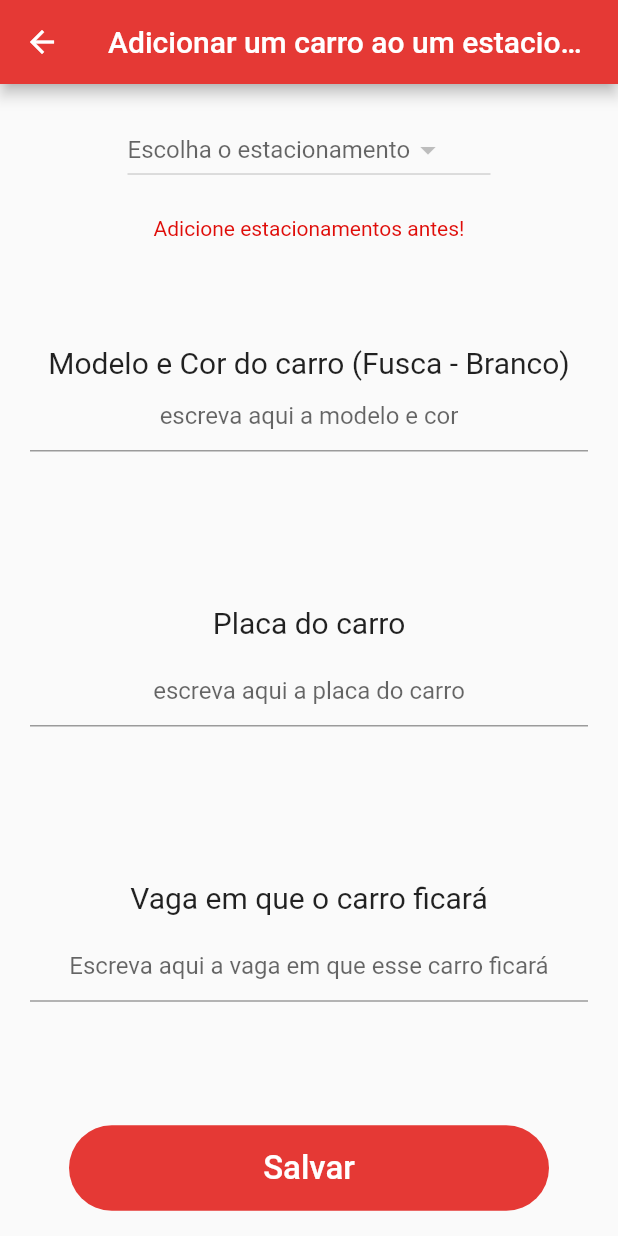
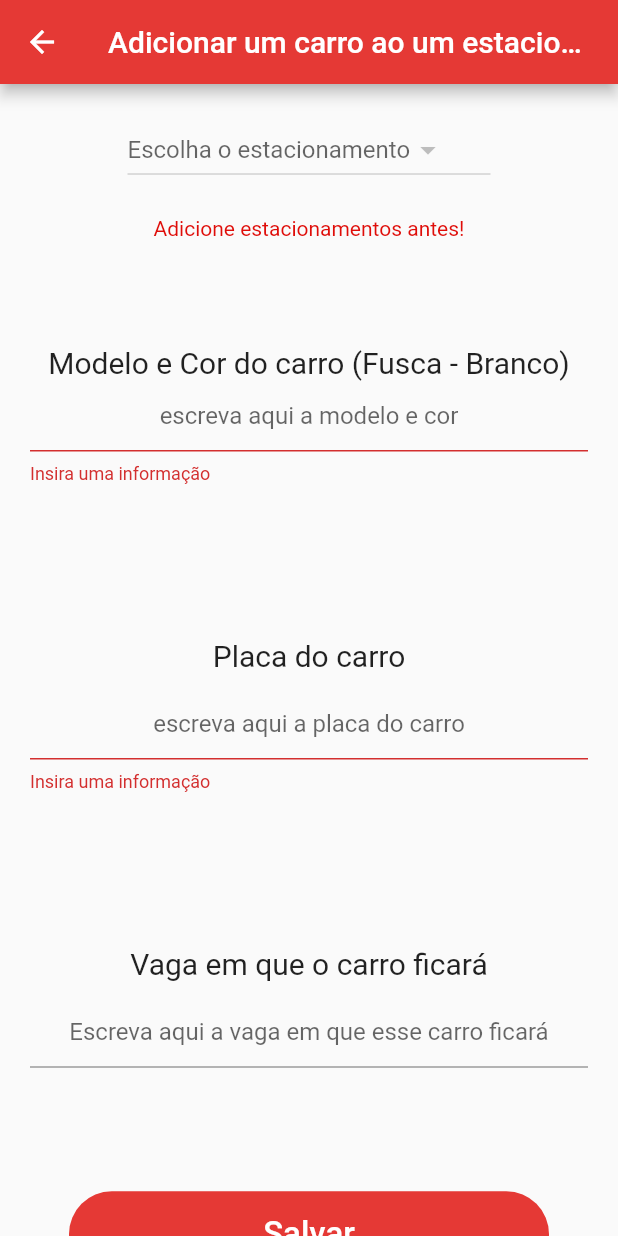
Before and after one commit to Thauanny/parking_manager, a Flutter app: the AddCarPage screen opened directly, after a tap on "Salvar", on a phone screen of 412 x 824 dp. Run offline on Flutter 3.47's test engine with Material 2 defaults, Android fonts, the light colour scheme and no system bars; our stand-ins replace bloc, flutter_bloc, shared_preferences; accounts and stored records are empty.

Commit message:
refactoring/text-field-input

```diff
--- a/parking_manager/lib/app/bloc/app_bloc.dart
+++ b/parking_manager/lib/app/bloc/app_bloc.dart
@@ -76,7 +76,6 @@ class AppBloc extends Bloc<AppEvent, AppState> {
 
         yield RemoveCarFromParkingRemoved();
       } catch (e) {
-        print(e);
         yield RemoveCarFromParkingError();
       }
     } else if (event is RemoveParking) {
--- a/parking_manager/lib/app/config/shared_preferences_config.dart
+++ b/parking_manager/lib/app/config/shared_preferences_config.dart
@@ -43,7 +43,6 @@ class SharedPreferencesConfig extends AppBloc {
   }
 
   void setHistoryAndParkings(String type) async {
-    try {
     switch (type) {
       case 'history':
         await _prefs!.setString('history', Car.encode(history)!);
@@ -54,9 +53,6 @@ class SharedPreferencesConfig extends AppBloc {
     }
 
     await _readHistoryAndParking();
-    } catch (e) {
-      print(e);
-    }
   }
 
   void setCarsInParkings() {
--- a/parking_manager/lib/app/features/add_car/add_car_page.dart
+++ b/parking_manager/lib/app/features/add_car/add_car_page.dart
@@ -22,7 +22,7 @@ class _AddCarPageState extends State<AddCarPage> {
     return Scaffold(
         appBar: AppBar(
           backgroundColor: mainColor,
-          title: Text('Adicionar um carro ao um estacionamento'),
+          title: const Text('Adicionar um carro ao um estacionamento'),
         ),
         body: WillPopScope(
           onWillPop: () {
--- a/parking_manager/lib/app/features/add_parking/model/parking.dart
+++ b/parking_manager/lib/app/features/add_parking/model/parking.dart
@@ -29,7 +29,6 @@ class Parking {
           .map<Map<String?, dynamic>>((parking) => parking!.toMap(parking))
           .toList());
     } catch (e) {
-      print(e);
       return '';
     }
   }
--- a/parking_manager/lib/app/features/history/history_page.dart
+++ b/parking_manager/lib/app/features/history/history_page.dart
@@ -3,7 +3,6 @@ import 'package:flutter_bloc/flutter_bloc.dart';
 import 'package:parking_manager/app/bloc/app_bloc.dart';
 import 'package:parking_manager/app/config/colors.dart';
 import 'package:parking_manager/app/features/add_car/model/cars.dart';
-import 'package:parking_manager/app/features/add_parking/model/parking.dart';
 
 import '../../utils/date_time_format.dart';
 
--- a/parking_manager/lib/app/features/home/home_page.dart
+++ b/parking_manager/lib/app/features/home/home_page.dart
@@ -8,7 +8,6 @@ import '../../config/colors.dart';
 import '../add_parking/add_parking_provider.dart';
 import '../history/history_provider.dart';
 import '../parking/parking_select/parking_select_provider.dart';
-import '../parking/parking_space/parking_space_provider.dart';
 
 class HomePage extends StatefulWidget {
   const HomePage({Key? key}) : super(key: key);
--- a/parking_manager/lib/app/shared/text_form_field_custom.dart
+++ b/parking_manager/lib/app/shared/text_form_field_custom.dart
@@ -6,7 +6,10 @@ import '../bloc/app_bloc.dart';
 import '../config/colors.dart';
 import '../features/add_car/model/cars.dart';
 import '../utils/enum_type_operation_form.dart';
+import '../utils/enum_value_text_option.dart';
+import '../utils/is_parking_space_free.dart';
 
+// ignore: must_be_immutable
 class TextFormFielDCustom extends StatefulWidget {
   final String hintText1;
   final String hintText2;
@@ -18,8 +21,8 @@ class TextFormFielDCustom extends StatefulWidget {
   TypeOperationForm option;
   String? title3;
   String? hintText3;
-  TextFormFielDCustom(
-      {this.value,
+  TextFormFielDCustom({
+    this.value,
     required this.keyboardTypes,
     required this.hintText1,
     required this.hintText2,
@@ -28,7 +31,8 @@ class TextFormFielDCustom extends StatefulWidget {
     required this.listNanme,
     required this.option,
     this.title3,
-      this.hintText3});
+    this.hintText3,
+  });
 
   @override
   _TextFormFielDCustomState createState() => _TextFormFielDCustomState();
@@ -43,6 +47,7 @@ class _TextFormFielDCustomState extends State<TextFormFielDCustom> {
   void initState() {
     final appBloc = BlocProvider.of<AppBloc>(context);
     appBloc.add(MakeAddInital());
+    super.initState();
   }
 
   @override
@@ -126,7 +131,7 @@ class _TextFormFielDCustomState extends State<TextFormFielDCustom> {
                     _textFormField(
                         hintText: widget.hintText1,
                         textInputType: widget.keyboardTypes.elementAt(0),
-                        valueTextOption: 'first'),
+                        valueTextOption: ValueTextOption.first),
                     SizedBox(
                       height: MediaQuery.of(context).size.height / 10,
                     ),
@@ -137,7 +142,7 @@ class _TextFormFielDCustomState extends State<TextFormFielDCustom> {
                     _textFormField(
                         hintText: widget.hintText2,
                         textInputType: widget.keyboardTypes.elementAt(1),
-                        valueTextOption: 'second'),
+                        valueTextOption: ValueTextOption.second),
                     widget.title3 != null
                         ? Column(
                             children: [
@@ -152,7 +157,7 @@ class _TextFormFielDCustomState extends State<TextFormFielDCustom> {
                                   hintText: widget.hintText3!,
                                   textInputType:
                                       widget.keyboardTypes.elementAt(2),
-                                  valueTextOption: 'third'),
+                                  valueTextOption: ValueTextOption.third),
                             ],
                           )
                         : Container(),
@@ -251,12 +256,15 @@ class _TextFormFielDCustomState extends State<TextFormFielDCustom> {
   Widget _textFormField(
           {required String hintText,
           required TextInputType textInputType,
-          required String valueTextOption}) =>
+          required ValueTextOption valueTextOption}) =>
       TextFormField(
         onChanged: (value) {
-          if (valueTextOption == 'first') valueFirstInput = value;
-          if (valueTextOption == 'second') valueSecondInput = value;
-          if (valueTextOption == 'third') {
+          if (valueTextOption == ValueTextOption.first) valueFirstInput = value;
+          if (valueTextOption == ValueTextOption.second) {
+            valueSecondInput = value;
+          }
+
+          if (valueTextOption == ValueTextOption.third) {
             final blocApp = BlocProvider.of<AppBloc>(context);
             var parking = blocApp.sharedPreferencesConfig!.parkings
                 .firstWhere((element) => element!.name == widget.value);
@@ -279,19 +287,22 @@ class _TextFormFielDCustomState extends State<TextFormFielDCustom> {
         textAlign: TextAlign.center,
         validator: (text) {
           var blocApp = BlocProvider.of<AppBloc>(context);
-          var parking = blocApp.sharedPreferencesConfig!.parkings
+          Parking? parking;
+          if (valueTextOption == ValueTextOption.third) {
+            parking = blocApp.sharedPreferencesConfig!.parkings
                 .firstWhere((element) => element!.name == widget.value);
+          }
+
           if (text == null || text.isEmpty) {
-            return 'Text is empty';
-          } else if (text.isNotEmpty &&
+            return 'Insira uma informação';
+          } else if (valueTextOption == ValueTextOption.third &&
+              text.isNotEmpty &&
               parkingPlaceDontExist &&
               textInputType == TextInputType.number) {
             return 'Vaga nao existe nesse estacionamento';
-          } else if (textInputType == TextInputType.number &&
-              (parking!.cars!.any((element) =>
-                  (text.isNotEmpty) &&
-                  (element.parkedIn.toString() == text) &&
-                  element.parkingName == widget.value))) {
+          } else if (valueTextOption == ValueTextOption.third &&
+              textInputType == TextInputType.number &&
+              isParkingSpaceFree(parking!, text, widget.value)) {
             return 'Vaga já ocupada';
           } else if (textInputType == TextInputType.number &&
               int.parse(text) <= 0) {
--- /dev/null
+++ b/parking_manager/lib/app/utils/enum_value_text_option.dart
@@ -0,0 +1 @@
+enum ValueTextOption { first, second, third }
--- /dev/null
+++ b/parking_manager/lib/app/utils/is_parking_space_free.dart
@@ -0,0 +1,7 @@
+import '../features/add_parking/model/parking.dart';
+
+bool isParkingSpaceFree(Parking parking, String text, String value) =>
+    (parking.cars!.any((element) =>
+        (text.isNotEmpty) &&
+        (element.parkedIn.toString() == text) &&
+        element.parkingName == value));
```
Lines whose indentation alone changed are shown as unchanged.
